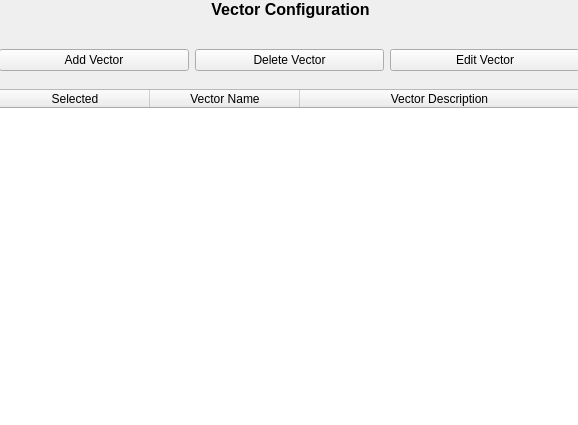
CS4311-spring-2020/pick-tool-team13-the-bombs, file GUI Screens/Vector Configuration.ui: the form before one commit.
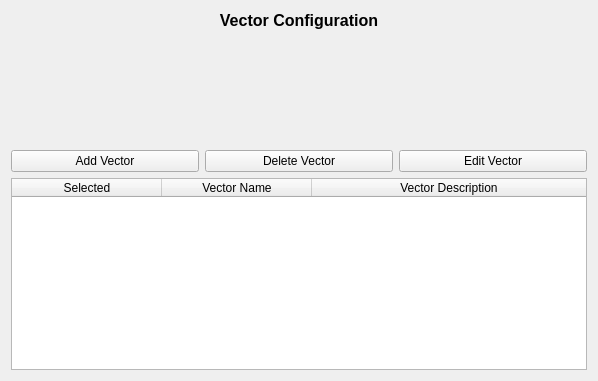
The form after the commit.

The edit to the form file:
```diff
--- a/GUI Screens/Vector Configuration.ui
+++ b/GUI Screens/Vector Configuration.ui
@@ -6,83 +6,21 @@
    <rect>
     <x>0</x>
     <y>0</y>
-    <width>578</width>
-    <height>425</height>
+    <width>598</width>
+    <height>381</height>
    </rect>
   </property>
+  <property name="sizePolicy">
+   <sizepolicy hsizetype="MinimumExpanding" vsizetype="MinimumExpanding">
+    <horstretch>0</horstretch>
+    <verstretch>0</verstretch>
+   </sizepolicy>
+  </property>
   <property name="windowTitle">
    <string>Form</string>
   </property>
-  <widget class="QWidget" name="horizontalLayoutWidget">
-   <property name="geometry">
-    <rect>
-     <x>-1</x>
-     <y>89</y>
-     <width>581</width>
-     <height>341</height>
-    </rect>
-   </property>
-   <layout class="QHBoxLayout" name="horizontalLayout">
-    <item>
-     <widget class="QTableWidget" name="tableWidget">
-      <property name="tabletTracking">
-       <bool>false</bool>
-      </property>
-      <property name="sortingEnabled">
-       <bool>true</bool>
-      </property>
-      <property name="wordWrap">
-       <bool>true</bool>
-      </property>
-      <property name="columnCount">
-       <number>3</number>
-      </property>
-      <attribute name="horizontalHeaderCascadingSectionResizes">
-       <bool>true</bool>
-      </attribute>
-      <attribute name="horizontalHeaderMinimumSectionSize">
-       <number>50</number>
-      </attribute>
-      <attribute name="horizontalHeaderDefaultSectionSize">
-       <number>150</number>
-      </attribute>
-      <attribute name="horizontalHeaderStretchLastSection">
-       <bool>true</bool>
-      </attribute>
-      <attribute name="verticalHeaderShowSortIndicator" stdset="0">
-       <bool>true</bool>
-      </attribute>
-      <attribute name="verticalHeaderStretchLastSection">
-       <bool>false</bool>
-      </attribute>
-      <column>
-       <property name="text">
-        <string>Selected</string>
-       </property>
-      </column>
-      <column>
-       <property name="text">
-        <string>Vector Name</string>
-       </property>
-      </column>
-      <column>
-       <property name="text">
-        <string>Vector Description</string>
-       </property>
-      </column>
-     </widget>
-    </item>
-   </layout>
-  </widget>
-  <widget class="QWidget" name="verticalLayoutWidget">
-   <property name="geometry">
-    <rect>
-     <x>0</x>
-     <y>0</y>
-     <width>581</width>
-     <height>31</height>
-    </rect>
-   </property>
+  <layout class="QGridLayout" name="gridLayout">
+   <item row="0" column="0">
    <layout class="QVBoxLayout" name="verticalLayout_2">
     <item>
      <widget class="QLabel" name="label">
@@ -102,17 +40,12 @@
      </widget>
     </item>
    </layout>
-  </widget>
-  <widget class="QWidget" name="horizontalLayoutWidget_2">
-   <property name="geometry">
-    <rect>
-     <x>-1</x>
-     <y>30</y>
-     <width>581</width>
-     <height>61</height>
-    </rect>
-   </property>
+   </item>
+   <item row="1" column="0">
    <layout class="QHBoxLayout" name="horizontalLayout_2">
+     <property name="sizeConstraint">
+      <enum>QLayout::SetMinimumSize</enum>
+     </property>
     <item>
      <widget class="QPushButton" name="pushButton_3">
       <property name="text">
@@ -135,7 +68,67 @@
      </widget>
     </item>
    </layout>
-  </widget>
+   </item>
+   <item row="2" column="0">
+    <layout class="QHBoxLayout" name="horizontalLayout">
+     <item>
+      <widget class="QTableWidget" name="tableWidget">
+       <property name="sizePolicy">
+        <sizepolicy hsizetype="Preferred" vsizetype="Preferred">
+         <horstretch>0</horstretch>
+         <verstretch>0</verstretch>
+        </sizepolicy>
+       </property>
+       <property name="tabletTracking">
+        <bool>false</bool>
+       </property>
+       <property name="sortingEnabled">
+        <bool>true</bool>
+       </property>
+       <property name="wordWrap">
+        <bool>true</bool>
+       </property>
+       <property name="columnCount">
+        <number>3</number>
+       </property>
+       <attribute name="horizontalHeaderCascadingSectionResizes">
+        <bool>true</bool>
+       </attribute>
+       <attribute name="horizontalHeaderMinimumSectionSize">
+        <number>50</number>
+       </attribute>
+       <attribute name="horizontalHeaderDefaultSectionSize">
+        <number>150</number>
+       </attribute>
+       <attribute name="horizontalHeaderStretchLastSection">
+        <bool>true</bool>
+       </attribute>
+       <attribute name="verticalHeaderShowSortIndicator" stdset="0">
+        <bool>true</bool>
+       </attribute>
+       <attribute name="verticalHeaderStretchLastSection">
+        <bool>false</bool>
+       </attribute>
+       <column>
+        <property name="text">
+         <string>Selected</string>
+        </property>
+       </column>
+       <column>
+        <property name="text">
+         <string>Vector Name</string>
+        </property>
+       </column>
+       <column>
+        <property name="text">
+         <string>Vector Description</string>
+        </property>
+       </column>
+      </widget>
+     </item>
+    </layout>
+   </item>
+  </layout>
  </widget>
  <resources/>
  <connections/>
```
Lines whose indentation alone changed are shown as unchanged.
